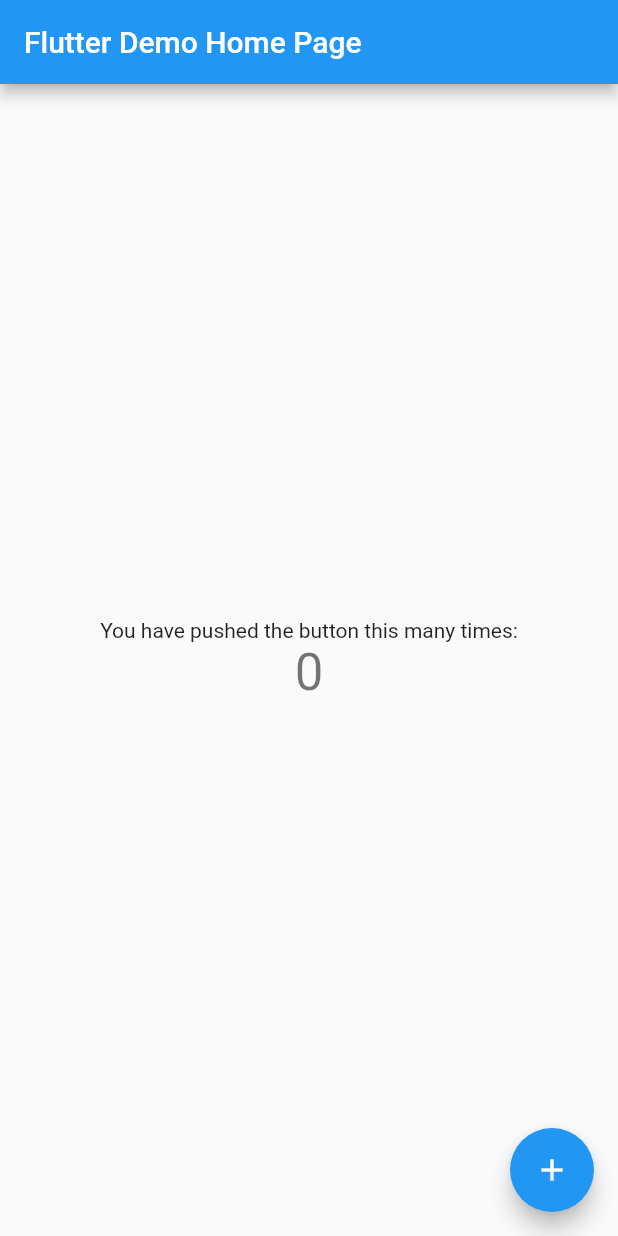
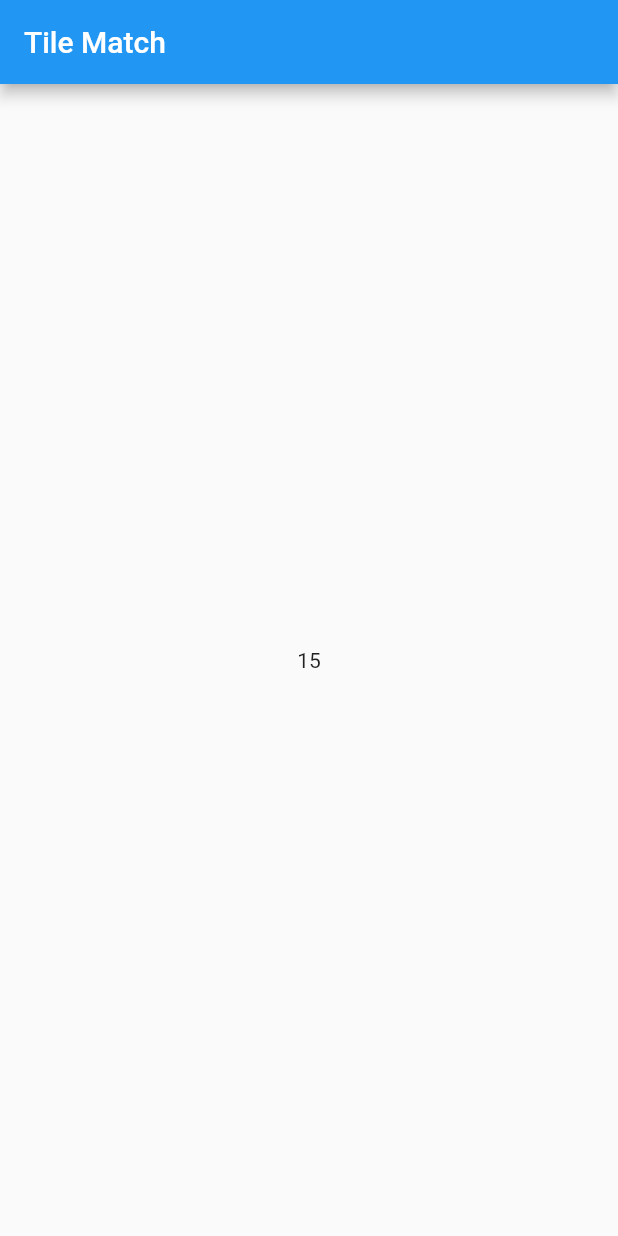
Before and after one commit to darbach/material-tile-match, a Flutter app: the screen it shows after launch, on a phone screen of 412 x 824 dp. Run offline on Flutter 3.47's test engine with Material 2 defaults, Android fonts, the phone set to English and light mode, and no system bars.

Commit message:
Tick timer stream working & displaying.

```diff
--- a/lib/main.dart
+++ b/lib/main.dart
@@ -1,15 +1,17 @@
 import 'package:flutter/material.dart';
+import 'view/tile_images.dart';
+import 'viewmodel/puzzle_viewmodel.dart';
 
 void main() {
-  runApp(MyApp());
+  runApp(TileMatchApp());
 }
 
-class MyApp extends StatelessWidget {
+class TileMatchApp extends StatelessWidget {
   // This widget is the root of your application.
   @override
   Widget build(BuildContext context) {
     return MaterialApp(
-      title: 'Flutter Demo',
+      title: 'Tile Match',
       theme: ThemeData(
         // This is the theme of your application.
         //
@@ -22,41 +24,25 @@ class MyApp extends StatelessWidget {
         // is not restarted.
         primarySwatch: Colors.blue,
       ),
-      home: MyHomePage(title: 'Flutter Demo Home Page'),
+      home: TileMatchScreen(title: 'Tile Match'),
     );
   }
 }
 
-class MyHomePage extends StatefulWidget {
-  MyHomePage({Key? key, required this.title}) : super(key: key);
-
-  // This widget is the home page of your application. It is stateful, meaning
-  // that it has a State object (defined below) that contains fields that affect
-  // how it looks.
-
-  // This class is the configuration for the state. It holds the values (in this
-  // case the title) provided by the parent (in this case the App widget) and
-  // used by the build method of the State. Fields in a Widget subclass are
-  // always marked "final".
-
+class TileMatchScreen extends StatefulWidget {
   final String title;
 
+  TileMatchScreen({Key? key, required this.title}) : super(key: key);
+
   @override
-  _MyHomePageState createState() => _MyHomePageState();
+  _TileMatchScreenState createState() => _TileMatchScreenState();
 }
 
-class _MyHomePageState extends State<MyHomePage> {
-  int _counter = 0;
+class _TileMatchScreenState extends State<TileMatchScreen> {
+  final _viewmodel = PuzzleViewModel();
 
-  void _incrementCounter() {
-    setState(() {
-      // This call to setState tells the Flutter framework that something has
-      // changed in this State, which causes it to rerun the build method below
-      // so that the display can reflect the updated values. If we changed
-      // _counter without calling setState(), then the build method would not be
-      // called again, and so nothing would appear to happen.
-      _counter++;
-    });
+  _TileMatchScreenState() {
+    _viewmodel.newPuzzle(tileImages.length);
   }
 
   @override
@@ -93,21 +79,13 @@ class _MyHomePageState extends State<MyHomePage> {
           // horizontal).
           mainAxisAlignment: MainAxisAlignment.center,
           children: <Widget>[
-            Text(
-              'You have pushed the button this many times:',
-            ),
-            Text(
-              '$_counter',
-              style: Theme.of(context).textTheme.headline4,
+            StreamBuilder<int>(
+              stream: _viewmodel.tickStream,
+              builder: (context, snapshot) => Text('${snapshot.data}'),
             ),
           ],
         ),
       ),
-      floatingActionButton: FloatingActionButton(
-        onPressed: _incrementCounter,
-        tooltip: 'Increment',
-        child: Icon(Icons.add),
-      ), // This trailing comma makes auto-formatting nicer for build methods.
     );
   }
 }
--- /dev/null
+++ b/lib/model/puzzle.dart
@@ -0,0 +1,80 @@
+import 'dart:math';
+
+import 'tile.dart';
+
+class Puzzle {
+  final List<int> _selections;
+  final int size;
+  late final List<Tile> tiles;
+  PuzzleState _state;
+  int _moves;
+  int _matches;
+  Tile? _selection;
+
+  Puzzle(this.size, int imagePoolSize, [Random? rng])
+      : _selections = List.empty(growable: true),
+        _state = PuzzleState.inProgress,
+        _moves = 0,
+        _matches = 0 {
+    final pool = List.generate(imagePoolSize, (index) => index);
+    pool.shuffle(rng);
+    final rawTiles = pool
+        .sublist(0, (size / 2).floor())
+        .expand((index) => [Tile(index), Tile(index)])
+        .toList(growable: false);
+    rawTiles.shuffle(rng);
+    tiles = List.unmodifiable(rawTiles);
+  }
+
+  List<int> get selections => List.unmodifiable(_selections);
+
+  PuzzleState get state => _state;
+
+  int get moves => _moves;
+
+  int get matches => _matches;
+
+  select(int position) {
+    _selections.add(position);
+    final tile = tiles[position];
+    if (tile.state == TileState.hidden) {
+      switch (_state) {
+        case PuzzleState.inProgress:
+          _state = PuzzleState.guessing;
+          tile.state = TileState.selected;
+          _selection = tile;
+          break;
+        case PuzzleState.guessing:
+          _moves++;
+          _state = PuzzleState.revealing;
+          tile.state = TileState.selected;
+          if (_selection?.imageIndex == tile.imageIndex) {
+            _matches++;
+            _state = (_matches / 2 >= size)
+                ? PuzzleState.completed
+                : PuzzleState.inProgress;
+            tile.state = TileState.solved;
+            _selection!.state = TileState.solved;
+          }
+          _selection = null;
+          break;
+        case PuzzleState.revealing:
+        // Fall-through.
+        case PuzzleState.completed:
+          // Ignore the selection.
+          break;
+      }
+    }
+  }
+
+  unreveal() {
+    if (_state == PuzzleState.revealing) {
+      tiles
+          .where((tile) => tile.state == TileState.selected)
+          .forEach((tile) => tile.state = TileState.hidden);
+      _state = PuzzleState.inProgress;
+    }
+  }
+}
+
+enum PuzzleState { inProgress, guessing, revealing, completed }
--- /dev/null
+++ b/lib/model/tile.dart
@@ -0,0 +1,13 @@
+class Tile {
+  final _imageIndex;
+  TileState state;
+
+  Tile(int imageIndex)
+      : _imageIndex = imageIndex,
+        state = TileState.hidden;
+
+  int get imageIndex => _imageIndex;
+
+}
+
+enum TileState { hidden, selected, solved }
--- /dev/null
+++ b/lib/view/tile_images.dart
@@ -0,0 +1,24 @@
+import 'package:flutter/material.dart';
+
+List<IconData> tileImages = [
+  Icons.ac_unit,
+  Icons.access_alarm,
+  Icons.pool,
+  Icons.accessible,
+  Icons.adb,
+  Icons.lock,
+  Icons.lock_open,
+  Icons.two_wheeler,
+  Icons.airplanemode_active,
+  Icons.airport_shuttle,
+  Icons.anchor,
+  Icons.emoji_food_beverage,
+  Icons.wine_bar,
+  Icons.hardware,
+  Icons.wb_sunny,
+  Icons.monetization_on,
+  Icons.bakery_dining,
+  Icons.album,
+  Icons.attach_file,
+  Icons.wb_incandescent
+];
--- /dev/null
+++ b/lib/viewmodel/puzzle_viewmodel.dart
@@ -0,0 +1,64 @@
+import 'dart:async';
+import 'dart:math';
+
+import '../model/puzzle.dart';
+import '../model/tile.dart';
+
+class PuzzleViewModel {
+  static const int _size = 28; // number of puzzle tiles
+  static const int _tick = 500; // milliseconds
+  static const int _reveal = 3000; // milliseconds
+
+  final _tileListStreamController;
+  final _moveCountStreamController;
+  final _matchCountStreamController;
+  final _tickStreamController;
+  final _rng;
+
+  late Puzzle _puzzle;
+  Timer? _tickTimer;
+  Timer? _revealTimer;
+
+  PuzzleViewModel()
+      : _tileListStreamController = StreamController<List<Tile>>(),
+        _moveCountStreamController = StreamController<int>(),
+        _matchCountStreamController = StreamController<int>(),
+        _tickStreamController = StreamController<int>(),
+        _rng = Random.secure();
+
+  Stream<List<Tile>> get tileListStream => _tileListStreamController.stream;
+
+  Stream<int> get moveCountStream => _moveCountStreamController.stream;
+
+  Stream<int> get matchCountStream => _matchCountStreamController.stream;
+
+  Stream<int> get tickStream => _tickStreamController.stream;
+
+  newPuzzle(int imagePoolSize) {
+    _puzzle = Puzzle(_size, imagePoolSize, _rng);
+    _tickTimer?.cancel();
+    _tickTimer = Timer.periodic(Duration(milliseconds: _tick),
+            (timer) => _tickStreamController.add(timer.tick));
+  }
+
+  select(int tileIndex) {
+    PuzzleState previous = _puzzle.state;
+    _puzzle.select(tileIndex);
+    if (_puzzle.state != previous) {
+      _tileListStreamController.add(_puzzle.tiles);
+      _moveCountStreamController.add(_puzzle.moves);
+      _matchCountStreamController.add(_puzzle.matches);
+      if (_puzzle.state == PuzzleState.revealing) {
+        _revealTimer?.cancel();
+        _revealTimer = Timer(Duration(milliseconds: _reveal), () => _unreveal());
+      }
+    }
+  }
+
+  _unreveal() {
+    _puzzle.unreveal();
+    _tileListStreamController.add(_puzzle.tiles);
+    _moveCountStreamController.add(_puzzle.moves);
+  }
+
+}
```
Also changed, not shown: 1 other file.
